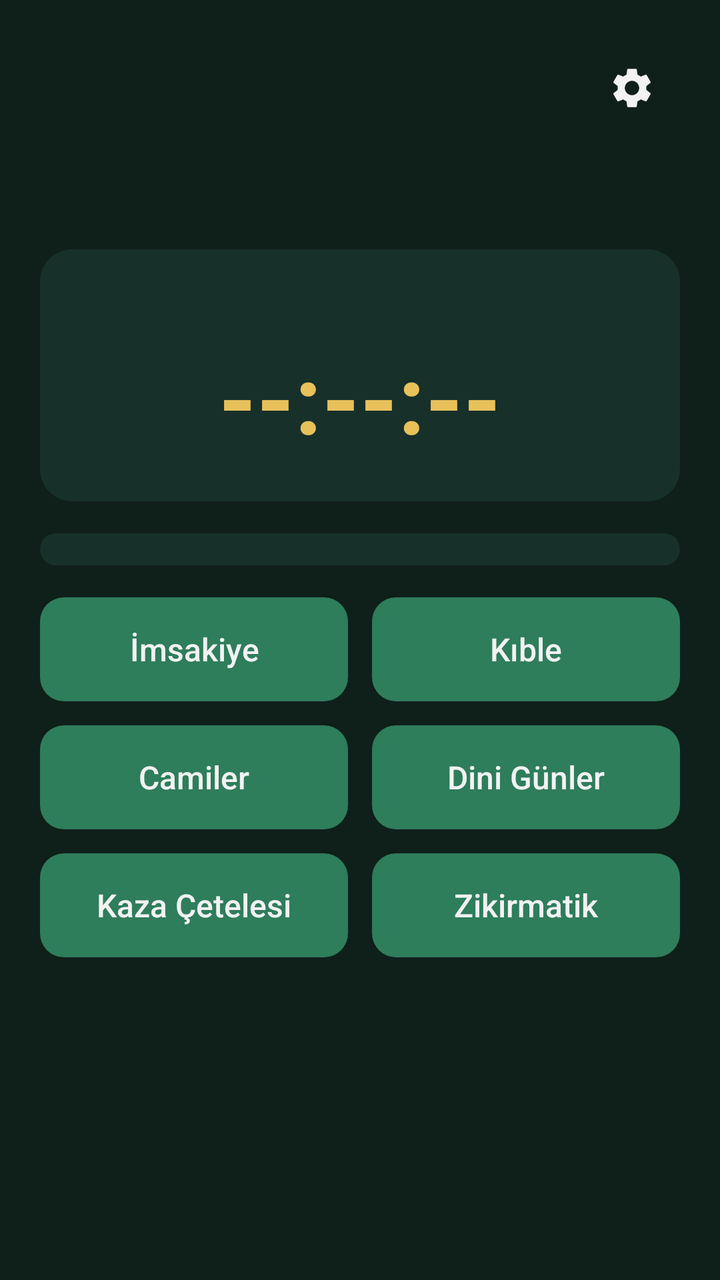
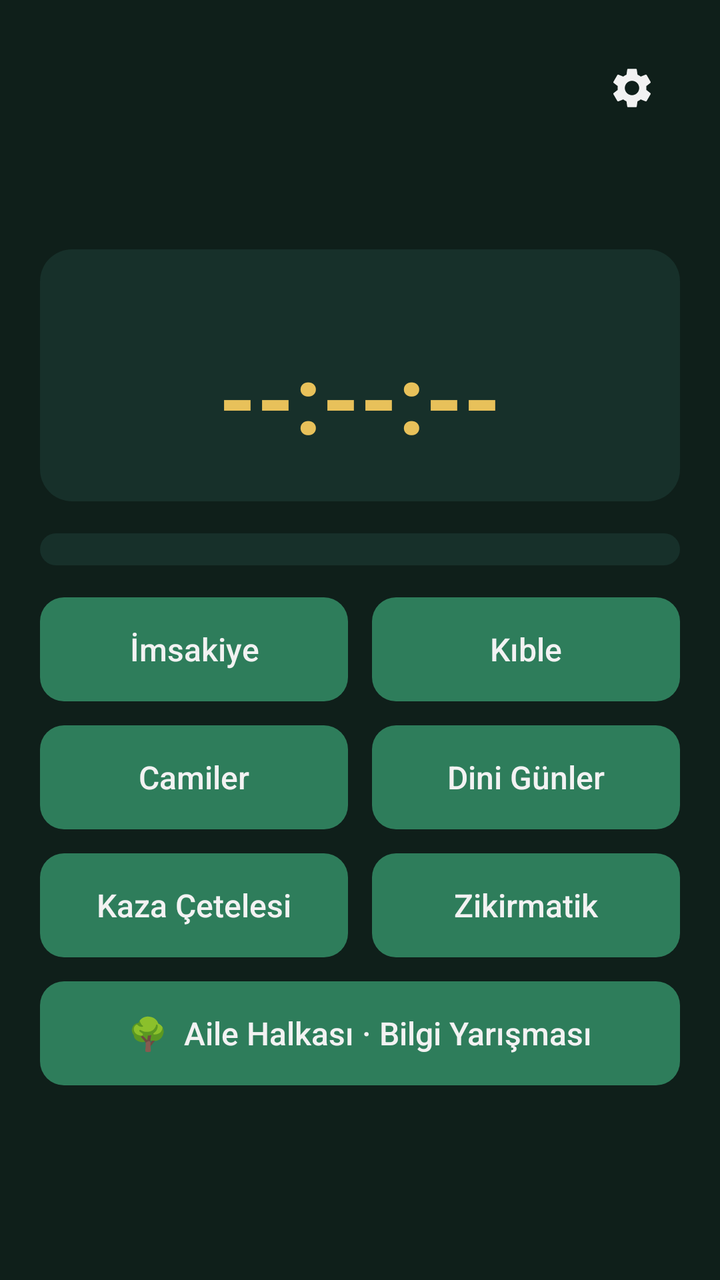

The first picture is an Android layout as it rendered before a commit; the second is the same layout after the commit. The layout source and the unified diff follow.
<!-- AndroidManifest.xml: application theme AppTheme -->
<!-- res/layout/activity_main.xml -->
<?xml version="1.0" encoding="utf-8"?>
<ScrollView xmlns:android="http://schemas.android.com/apk/res/android"
    android:id="@+id/root"
    android:layout_width="match_parent"
    android:layout_height="match_parent"
    android:background="@color/bg"
    android:fillViewport="true">

    <LinearLayout
        android:layout_width="match_parent"
        android:layout_height="wrap_content"
        android:orientation="vertical"
        android:padding="20dp">

        <LinearLayout
            android:layout_width="match_parent"
            android:layout_height="wrap_content"
            android:gravity="center_vertical"
            android:orientation="horizontal">

            <TextView
                android:id="@+id/tvPlace"
                android:layout_width="0dp"
                android:layout_height="wrap_content"
                android:layout_weight="1"
                android:background="?android:attr/selectableItemBackground"
                android:paddingVertical="6dp"
                android:textColor="@color/text"
                android:textSize="20sp"
                android:textStyle="bold" />

            <ImageButton
                android:id="@+id/btnSettings"
                android:layout_width="48dp"
                android:layout_height="48dp"
                android:background="?android:attr/selectableItemBackgroundBorderless"
                android:contentDescription="Ayarlar"
                android:src="@drawable/ic_settings" />
        </LinearLayout>

        <TextView
            android:id="@+id/tvLocMode"
            android:layout_width="match_parent"
            android:layout_height="wrap_content"
            android:textColor="@color/gold"
            android:textSize="13sp"
            android:visibility="gone" />

        <TextView
            android:id="@+id/tvDate"
            android:layout_width="match_parent"
            android:layout_height="wrap_content"
            android:textColor="@color/muted"
            android:textSize="15sp" />

        <TextView
            android:id="@+id/tvHijri"
            android:layout_width="match_parent"
            android:layout_height="wrap_content"
            android:textColor="@color/muted"
            android:textSize="15sp" />

        <LinearLayout
            android:layout_width="match_parent"
            android:layout_height="wrap_content"
            android:layout_marginTop="16dp"
            android:background="@drawable/card"
            android:gravity="center"
            android:orientation="vertical"
            android:padding="20dp">

            <TextView
                android:id="@+id/tvNextLabel"
                android:layout_width="wrap_content"
                android:layout_height="wrap_content"
                android:textColor="@color/muted"
                android:textSize="16sp" />

            <TextView
                android:id="@+id/tvCountdown"
                android:layout_width="wrap_content"
                android:layout_height="wrap_content"
                android:fontFeatureSettings="tnum"
                android:text="--:--:--"
                android:textColor="@color/gold"
                android:textSize="48sp"
                android:textStyle="bold" />
        </LinearLayout>

        <LinearLayout
            android:id="@+id/rows"
            android:layout_width="match_parent"
            android:layout_height="wrap_content"
            android:layout_marginTop="16dp"
            android:background="@drawable/card"
            android:orientation="vertical"
            android:padding="8dp" />

        <LinearLayout
            android:layout_width="match_parent"
            android:layout_height="wrap_content"
            android:layout_marginTop="16dp"
            android:orientation="horizontal">

            <Button
                android:id="@+id/btnImsakiye"
                style="@style/Btn"
                android:layout_width="0dp"
                android:layout_marginEnd="6dp"
                android:layout_weight="1"
                android:text="@string/imsakiye" />

            <Button
                android:id="@+id/btnQibla"
                style="@style/Btn"
                android:layout_width="0dp"
                android:layout_marginStart="6dp"
                android:layout_weight="1"
                android:text="@string/qibla" />
        </LinearLayout>

        <LinearLayout
            android:layout_width="match_parent"
            android:layout_height="wrap_content"
            android:layout_marginTop="12dp"
            android:orientation="horizontal">

            <Button
                android:id="@+id/btnMosques"
                style="@style/Btn"
                android:layout_width="0dp"
                android:layout_marginEnd="6dp"
                android:layout_weight="1"
                android:text="Camiler" />

            <Button
                android:id="@+id/btnHolyDays"
                style="@style/Btn"
                android:layout_width="0dp"
                android:layout_marginStart="6dp"
                android:layout_weight="1"
                android:text="Dini Günler" />
        </LinearLayout>

        <LinearLayout
            android:layout_width="match_parent"
            android:layout_height="wrap_content"
            android:layout_marginTop="12dp"
            android:orientation="horizontal">

            <Button
                android:id="@+id/btnKaza"
                style="@style/Btn"
                android:layout_width="0dp"
                android:layout_marginEnd="6dp"
                android:layout_weight="1"
                android:text="Kaza Çetelesi" />

            <Button
                android:id="@+id/btnZikir"
                style="@style/Btn"
                android:layout_width="0dp"
                android:layout_marginStart="6dp"
                android:layout_weight="1"
                android:text="Zikirmatik" />
        </LinearLayout>

        <TextView
            android:id="@+id/tvStatus"
            android:layout_width="match_parent"
            android:layout_height="wrap_content"
            android:layout_marginTop="14dp"
            android:textColor="@color/muted"
            android:textSize="13sp" />
    </LinearLayout>
</ScrollView>
<!-- resources referenced by this layout -->
<resources>
  <color name="bg">#FF0F1F1A</color>
  <color name="gold">#FFE8C15A</color>
  <color name="muted">#FF9DB3AA</color>
  <color name="text">#FFF2F2F2</color>
  <!-- drawable card (drawable) -->
  <?xml version="1.0" encoding="utf-8"?>
  <shape xmlns:android="http://schemas.android.com/apk/res/android" android:shape="rectangle">
      <solid android:color="@color/card" />
      <corners android:radius="16dp" />
  </shape>
  <!-- drawable ic_settings (drawable) -->
  <?xml version="1.0" encoding="utf-8"?>
  <vector xmlns:android="http://schemas.android.com/apk/res/android"
      android:width="24dp"
      android:height="24dp"
      android:viewportWidth="24"
      android:viewportHeight="24">
      <path
          android:fillColor="#FFF2F2F2"
          android:pathData="M19.14,12.94c0.04,-0.3 0.06,-0.61 0.06,-0.94c0,-0.32 -0.02,-0.64 -0.07,-0.94l2.03,-1.58c0.18,-0.14 0.23,-0.41 0.12,-0.61l-1.92,-3.32c-0.12,-0.22 -0.37,-0.29 -0.59,-0.22l-2.39,0.96c-0.5,-0.38 -1.03,-0.7 -1.62,-0.94L14.4,2.81c-0.04,-0.24 -0.24,-0.41 -0.48,-0.41h-3.84c-0.24,0 -0.43,0.17 -0.47,0.41L9.25,5.35C8.66,5.59 8.12,5.92 7.63,6.29L5.24,5.33c-0.22,-0.08 -0.47,0 -0.59,0.22L2.74,8.87C2.62,9.08 2.66,9.34 2.86,9.48l2.03,1.58C4.84,11.36 4.8,11.69 4.8,12s0.02,0.64 0.07,0.94l-2.03,1.58c-0.18,0.14 -0.23,0.41 -0.12,0.61l1.92,3.32c0.12,0.22 0.37,0.29 0.59,0.22l2.39,-0.96c0.5,0.38 1.03,0.7 1.62,0.94l0.36,2.54c0.05,0.24 0.24,0.41 0.48,0.41h3.84c0.24,0 0.44,-0.17 0.47,-0.41l0.36,-2.54c0.59,-0.24 1.13,-0.56 1.62,-0.94l2.39,0.96c0.22,0.08 0.47,0 0.59,-0.22l1.92,-3.32c0.12,-0.22 0.07,-0.47 -0.12,-0.61L19.14,12.94zM12,15.6c-1.98,0 -3.6,-1.62 -3.6,-3.6s1.62,-3.6 3.6,-3.6s3.6,1.62 3.6,3.6S13.98,15.6 12,15.6z" />
  </vector>
  <string name="imsakiye">İmsakiye</string>
  <string name="qibla">Kıble</string>
  <style name="Btn">
          <item name="android:layout_height">52dp</item>
          <item name="android:background">@drawable/btn</item>
          <item name="android:textColor">@color/text</item>
          <item name="android:textSize">16sp</item>
          <item name="android:textAllCaps">false</item>
          <item name="android:stateListAnimator">@null</item>
      </style>
  <style name="AppTheme" parent="android:Theme.Material.NoActionBar">
          <item name="android:colorPrimary">@color/primary</item>
          <item name="android:colorPrimaryDark">@color/bg</item>
          <item name="android:colorAccent">@color/gold</item>
          <item name="android:windowBackground">@color/bg</item>
          <item name="android:statusBarColor">@color/bg</item>
          <item name="android:navigationBarColor">@color/bg</item>
          <item name="android:textColor">@color/text</item>
      </style>
  <color name="card">#FF17302A</color>
  <!-- drawable btn (drawable) -->
  <?xml version="1.0" encoding="utf-8"?>
  <ripple xmlns:android="http://schemas.android.com/apk/res/android" android:color="#33FFFFFF">
      <item>
          <shape android:shape="rectangle">
              <solid android:color="@color/primary" />
              <corners android:radius="12dp" />
          </shape>
      </item>
  </ripple>
  <color name="primary">#FF2E7D5B</color>
</resources>

<!-- the commit's change to res/layout/activity_main.xml (unified diff, before → after) -->
@@ -165,6 +165,13 @@
                 android:text="Zikirmatik" />
         </LinearLayout>
 
+        <Button
+            android:id="@+id/btnQuiz"
+            style="@style/Btn"
+            android:layout_width="match_parent"
+            android:layout_marginTop="12dp"
+            android:text="🌳  Aile Halkası · Bilgi Yarışması" />
+
         <TextView
             android:id="@+id/tvStatus"
             android:layout_width="match_parent"
